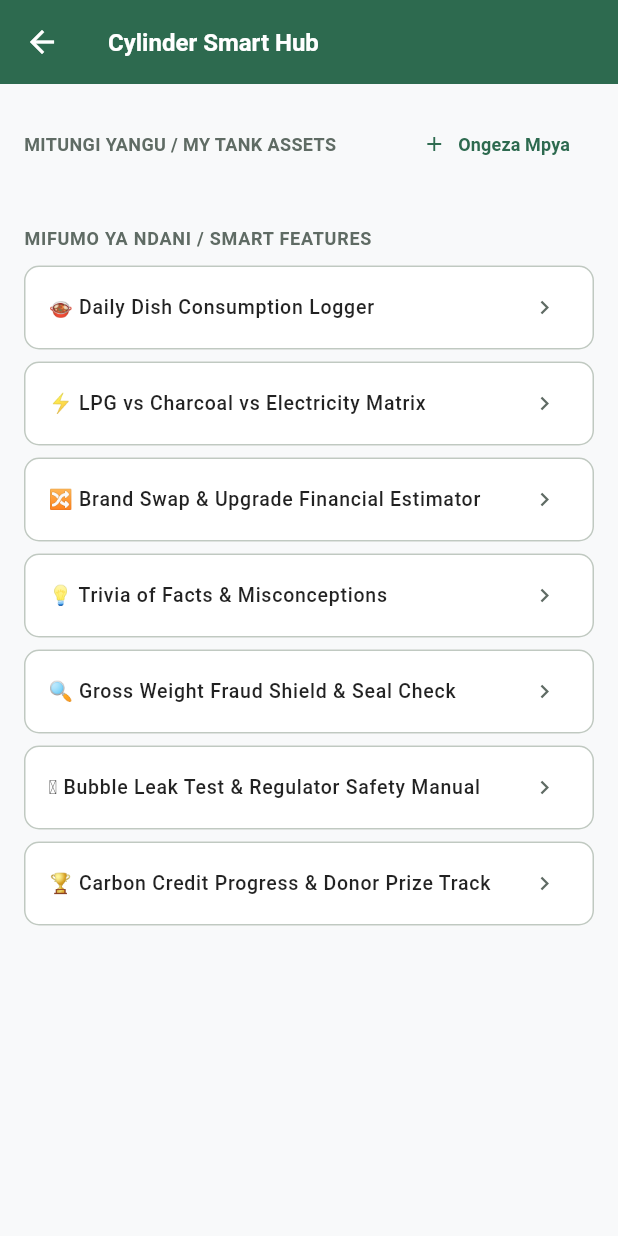
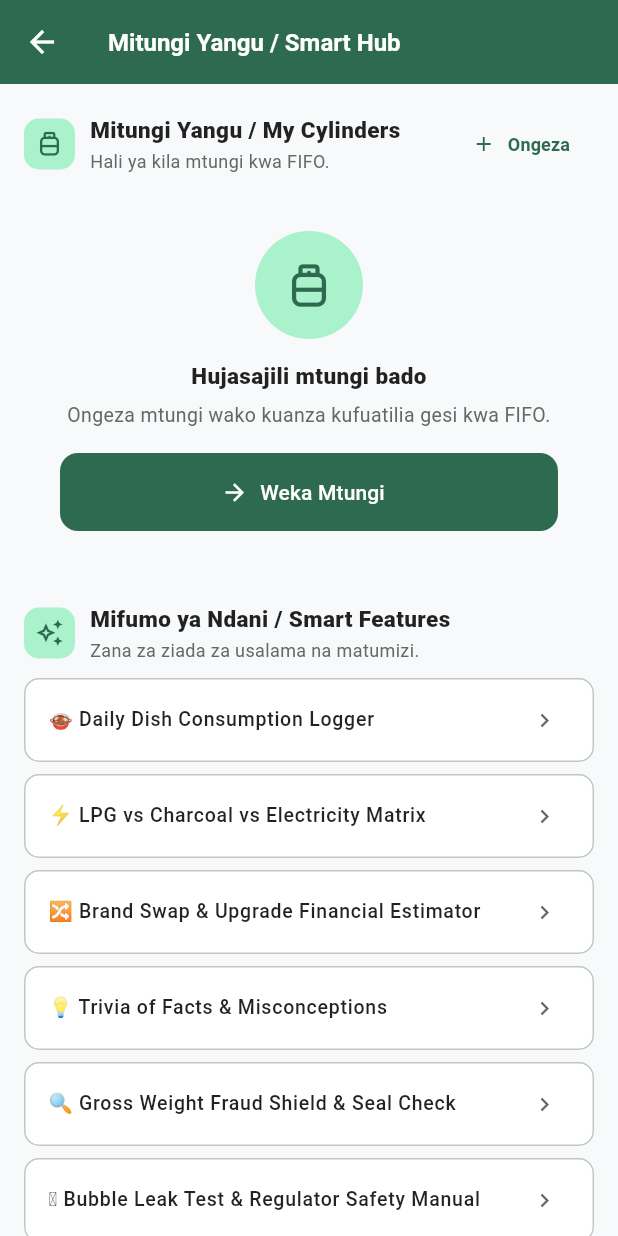
Before and after one commit to titokachima91/gasLink, a Flutter app: the ConsumerCylinderScreen screen opened directly, on a phone screen of 412 x 824 dp. Run offline on Flutter 3.47's test engine with Material 3 defaults, Android fonts, the light colour scheme and no system bars; our stand-ins replace cloud_firestore, connectivity_plus, firebase_auth, firebase_core, firebase_messaging, firebase_storage and 4 more; missing offline and left inert: dart:html; accounts and stored records are empty.

Commit message:
feat(consumer): restyle cylinder smart hub headers and empty state
- Shared section headers for cylinders and smart features
- Friendly empty state with a direct add-cylinder action
- FIFO calculations and CRUD logic untouched

```diff
--- a/lib/screens/consumer/consumer_cylinder_screen.dart
+++ b/lib/screens/consumer/consumer_cylinder_screen.dart
@@ -7,6 +7,7 @@ import 'package:cloud_firestore/cloud_firestore.dart';
 import '../../core/constants.dart';
 import '../../services/auth_service.dart';
 import '../../utils/cylinder_fifo.dart';
+import '../../widgets/app_ui.dart';
 
 import '../../core/theme_ext.dart';
 
@@ -579,7 +580,7 @@ class _ConsumerCylinderScreenState extends State<ConsumerCylinderScreen> {
       backgroundColor: Theme.of(context).scaffoldBackgroundColor,
       appBar: AppBar(
         elevation: 0,
-        title: const Text('Cylinder Smart Hub',
+        title: const Text('Mitungi Yangu / Smart Hub',
             style: TextStyle(
                 fontWeight: FontWeight.bold,
                 fontSize: 16,
@@ -591,33 +592,38 @@ class _ConsumerCylinderScreenState extends State<ConsumerCylinderScreen> {
         child: Column(
           crossAxisAlignment: CrossAxisAlignment.start,
           children: [
-            Row(
-              mainAxisAlignment: MainAxisAlignment.spaceBetween,
-              children: [
-                Text('MITUNGI YANGU / MY TANK ASSETS',
-                    style: TextStyle(
-                        fontSize: 12,
-                        fontWeight: FontWeight.bold,
-                        color: context.colors.onSurfaceVariant)),
-                TextButton.icon(
-                  onPressed: () => _showCylinderFormModal(),
-                  icon:
-                      Icon(Icons.add, size: 16, color: context.colors.primary),
-                  label: Text('Ongeza Mpya',
-                      style: TextStyle(
-                          color: context.colors.primary,
-                          fontSize: 12,
-                          fontWeight: FontWeight.bold)),
+            AppSectionHeader(
+              title: 'Mitungi Yangu / My Cylinders',
+              subtitle: 'Hali ya kila mtungi kwa FIFO.',
+              icon: Icons.propane_tank_outlined,
+              trailing: TextButton.icon(
+                onPressed: () => _showCylinderFormModal(),
+                icon: Icon(Icons.add, size: 16, color: context.colors.primary),
+                label: Text(
+                  'Ongeza',
+                  style: TextStyle(
+                    color: context.colors.primary,
+                    fontSize: 12,
+                    fontWeight: FontWeight.bold,
+                  ),
                 ),
-              ],
+              ),
             ),
-            const SizedBox(height: 6),
+            const SizedBox(height: 10),
             if (_isLoading)
               Center(
                   child: Padding(
                       padding: EdgeInsets.all(16.0),
                       child: CircularProgressIndicator(
                           color: context.colors.primary)))
+            else if (_allUserCylinders.isEmpty)
+              AppEmptyState(
+                icon: Icons.propane_tank_outlined,
+                title: 'Hujasajili mtungi bado',
+                message: 'Ongeza mtungi wako kuanza kufuatilia gesi kwa FIFO.',
+                actionLabel: 'Weka Mtungi',
+                onAction: _showCylinderFormModal,
+              )
             else
               ..._allUserCylinders.asMap().entries.map((entry) {
                 final idx = entry.key;
@@ -626,12 +632,11 @@ class _ConsumerCylinderScreenState extends State<ConsumerCylinderScreen> {
                 return _buildDynamicAssetCard(idx, cylinder, isExpanded);
               }),
             const SizedBox(height: 24),
-            Text('MIFUMO YA NDANI / SMART FEATURES',
-                style: TextStyle(
-                    fontSize: 12,
-                    fontWeight: FontWeight.bold,
-                    color: context.colors.onSurfaceVariant,
-                    letterSpacing: 0.5)),
+            const AppSectionHeader(
+              title: 'Mifumo ya Ndani / Smart Features',
+              subtitle: 'Zana za ziada za usalama na matumizi.',
+              icon: Icons.auto_awesome_outlined,
+            ),
             const SizedBox(height: 10),
             _buildMenuCard(
                 '🍲 Daily Dish Consumption Logger', 'Daily Dish Logger'),
```
